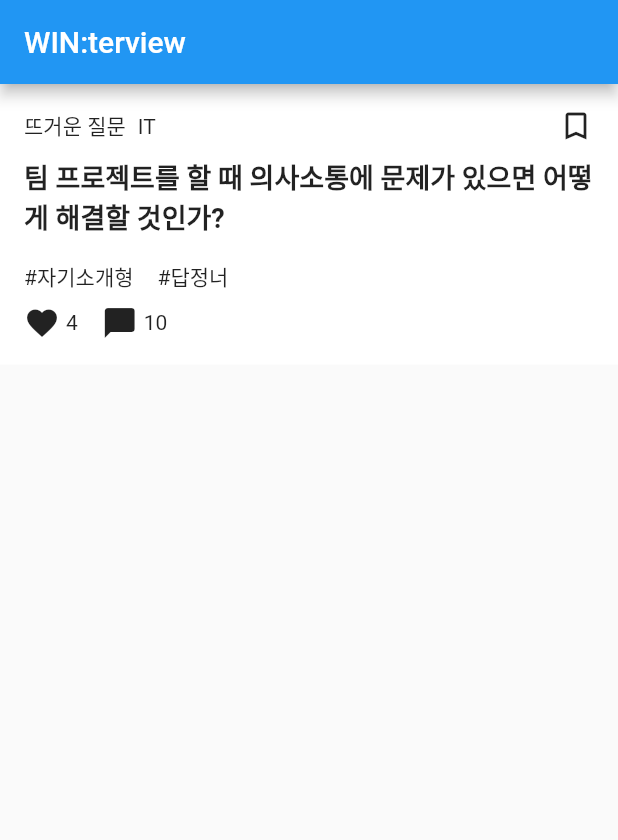
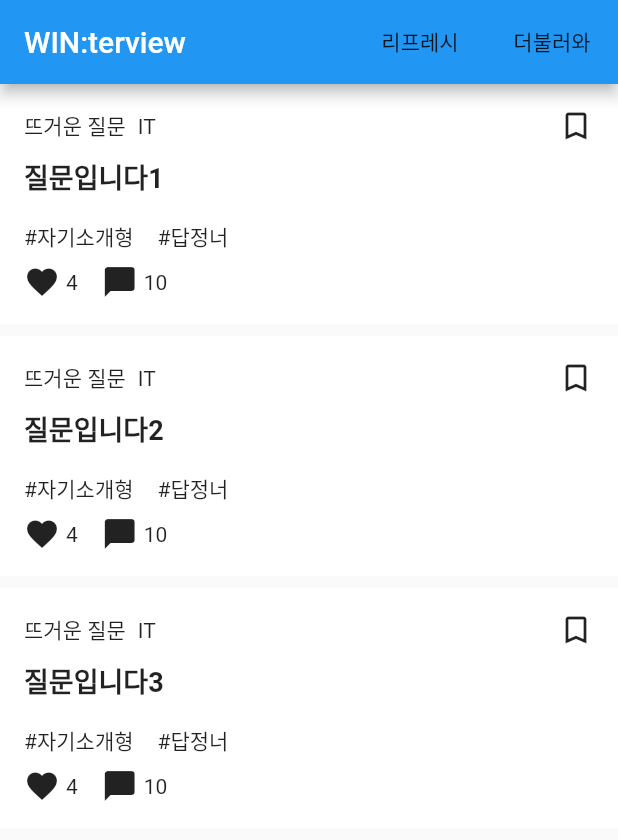
Before and after one commit to jpoh281/winterview, a Flutter app: the screen it shows after launch, on a phone screen of 412 x 824 dp. Shown: the top 840 px of the screen. Run offline on Flutter 3.47's test engine with Material 2 defaults, Android fonts, the phone set to English and light mode, and no system bars; our stand-ins replace bloc, equatable, flutter_bloc, get, logger; generated files the repository leaves out were written again.

```diff
--- a/lib/main.dart
+++ b/lib/main.dart
@@ -1,13 +1,40 @@
 import 'package:flutter/material.dart';
+import 'package:flutter_bloc/flutter_bloc.dart';
+import 'package:get/get.dart';
+import 'package:logger/logger.dart';
+import 'package:winterview/blocs/interview_list/interview_list_bloc.dart';
+import 'package:winterview/models/interview.dart';
+import 'package:winterview/repo/interview_repo.dart';
+
+class SimpleBlocObserver extends BlocObserver {
+  Logger logger = Logger(
+    printer: PrettyPrinter(
+      lineLength: 80,
+    ),
+  );
+
+  @override
+  void onEvent(Bloc bloc, Object event) {
+    logger.i('$bloc\n$event');
+    super.onEvent(bloc, event);
+  }
+
+  @override
+  void onTransition(Bloc bloc, transition) {
+    logger.i(transition);
+    super.onTransition(bloc, transition);
+  }
+}
 
 void main() {
+  Bloc.observer = SimpleBlocObserver();
   runApp(MyApp());
 }
 
 class MyApp extends StatelessWidget {
   @override
   Widget build(BuildContext context) {
-    return MaterialApp(
+    return GetMaterialApp(
       theme: ThemeData(
         primarySwatch: Colors.blue,
         visualDensity: VisualDensity.adaptivePlatformDensity,
@@ -17,31 +44,84 @@ class MyApp extends StatelessWidget {
   }
 }
 
-class HomeScreen extends StatelessWidget {
+class HomeScreen extends StatefulWidget {
   const HomeScreen({Key key}) : super(key: key);
+
+  @override
+  _HomeScreenState createState() => _HomeScreenState();
+}
+
+class _HomeScreenState extends State<HomeScreen> {
+  InterviewListBloc _bloc;
+
+  @override
+  void initState() {
+    super.initState();
+    _bloc = InterviewListBloc(interviewRepo: InterviewRepo())
+      ..add(ListInterviews());
+  }
 
   @override
   Widget build(BuildContext context) {
     return Scaffold(
       appBar: AppBar(
         title: Text("WIN:terview"),
+        actions: <Widget>[
+          FlatButton(
+            child: Text('리프레시'),
+            onPressed: () {
+              _bloc.add(RefreshInterviews());
+            },
+          ),
+          FlatButton(
+            child: Text('더불러와'),
+            onPressed: () {
+              _bloc.add(LoadMoreInterviews());
+            },
+          )
+        ],
       ),
-      body: ListView.separated(
-        itemBuilder: (context, index) {
-          return InterviewCard();
+      body: BlocConsumer<InterviewListBloc, InterviewListState>(
+        cubit: _bloc,
+        listener: (context, state) {
+          if (state is InterviewListFailure) {
+            Get.rawSnackbar(message: state.message);
+          }
         },
-        separatorBuilder: (context, index) {
-          return Divider();
-          // return SizedBox(height: 8);
+        builder: (context, state) {
+          if (state is InterviewListLoaded) {
+            final interviews = state.interviews;
+            return ListView.separated(
+              itemBuilder: (context, index) {
+                final interview = interviews[index];
+                return InterviewCard(
+                  interview: interview,
+                );
+              },
+              separatorBuilder: (context, index) {
+                return SizedBox(height: 8);
+              },
+              itemCount: interviews.length,
+            );
+          }
+          return Center(
+            child: CircularProgressIndicator(),
+          );
         },
-        itemCount: 1,
       ),
     );
+  }
+
+  @override
+  void dispose() {
+    _bloc.close();
+    super.dispose();
   }
 }
 
 class InterviewCard extends StatelessWidget {
-  const InterviewCard({Key key}) : super(key: key);
+  const InterviewCard({Key key, @required this.interview}) : super(key: key);
+  final Interview interview;
 
   @override
   Widget build(BuildContext context) {
@@ -62,7 +142,7 @@ class InterviewCard extends StatelessWidget {
           ),
           SizedBox(height: 8),
           Text(
-            '팀 프로젝트를 할 때 의사소통에 문제가 있으면 어떻게 해결할 것인가?',
+            interview.question,
             style: TextStyle(
               fontSize: 18,
               fontWeight: FontWeight.bold,
--- a/pubspec.yaml
+++ b/pubspec.yaml
@@ -23,6 +23,11 @@ environment:
 dependencies:
   flutter:
     sdk: flutter
+  flutter_bloc: ^6.0.1
+  logger: ^0.9.2
+  equatable: ^1.2.3
+  json_serializable: ^3.3.0
+  get: ^3.4.1
 
 
   # The following adds the Cupertino Icons font to your application.
@@ -32,6 +37,7 @@ dependencies:
 dev_dependencies:
   flutter_test:
     sdk: flutter
+  build_runner: ^1.10.1
 
 # For information on the generic Dart part of this file, see the
 # following page: https://dart.dev/tools/pub/pubspec
```
Also changed, not shown: pubspec.lock.
